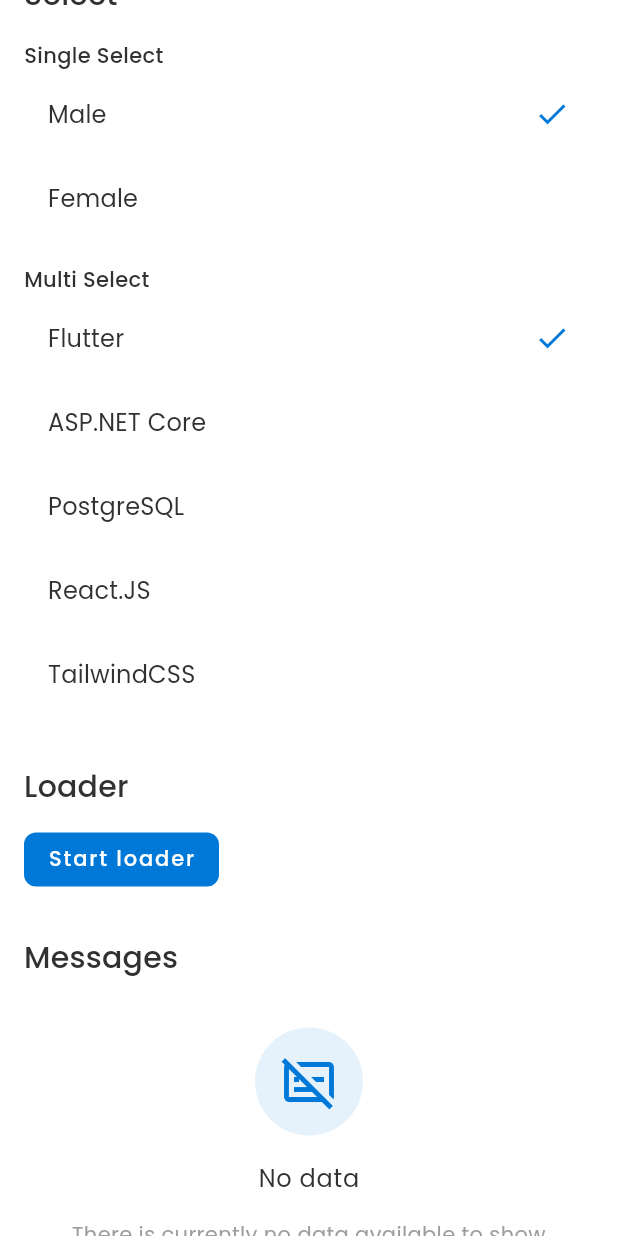
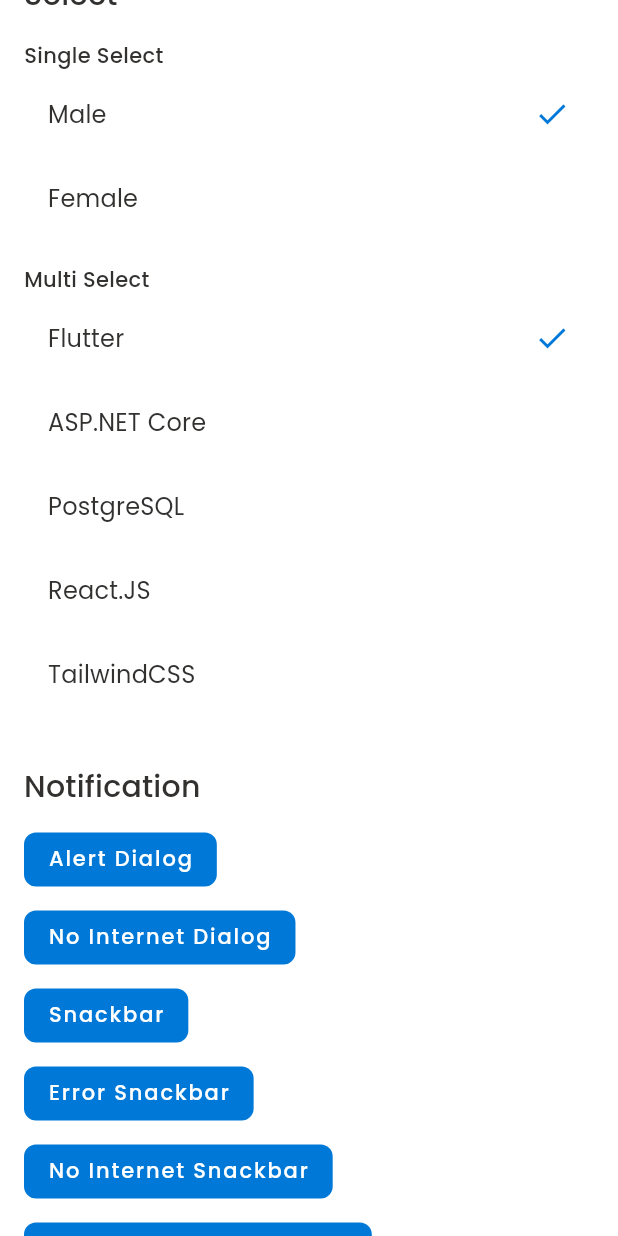
Before and after one commit to weaze-id/watt, a Flutter app: the _Body widget shown alone on an empty page, opened directly, scrolled down 2304 dp, on a phone screen of 412 x 824 dp. Run offline on Flutter 3.47's test engine with Material 3 defaults, Android fonts, the phone set to English and light mode, and no system bars; our stand-ins replace file_picker, flutter_secure_storage, nested; missing offline and left inert: witt; accounts and stored records are empty.

Commit message:
feat: add notification example

```diff
--- a/example/lib/pages/home/home_page/home_page.dart
+++ b/example/lib/pages/home/home_page/home_page.dart
@@ -10,6 +10,7 @@ import 'widgets/home_format_section.dart';
 import 'widgets/home_inputs_section.dart';
 import 'widgets/home_loader_section.dart';
 import 'widgets/home_message_section.dart';
+import 'widgets/home_notification_section.dart';
 import 'widgets/home_select_section.dart';
 
 class HomePage extends StatelessWidget {
@@ -84,6 +85,8 @@ class _Body extends StatelessWidget {
           SizedBox(height: 32),
           HomeSelectSection(),
           SizedBox(height: 32),
+          HomeNotificationSection(),
+          SizedBox(height: 32),
           HomeLoaderSection(),
           SizedBox(height: 32),
           HomeMessagesSection(),
--- /dev/null
+++ b/example/lib/pages/home/home_page/widgets/home_notification_section.dart
@@ -0,0 +1,63 @@
+import 'package:flutter/material.dart';
+import 'package:watt/watt.dart';
+
+class HomeNotificationSection extends StatelessWidget {
+  const HomeNotificationSection({Key? key}) : super(key: key);
+
+  @override
+  Widget build(BuildContext context) {
+    final textTheme = Theme.of(context).textTheme;
+    return Column(
+      crossAxisAlignment: CrossAxisAlignment.start,
+      children: [
+        Text("Notification", style: textTheme.titleLarge),
+        const SizedBox(height: 16),
+        ElevatedButton(
+          onPressed: () {
+            DialogUtil.showAlertDialog(
+              context,
+              title: "Alert",
+              message: "This is alert dialog",
+            );
+          },
+          child: const Text("Alert Dialog"),
+        ),
+        const SizedBox(height: 16),
+        ElevatedButton(
+          onPressed: () {
+            DialogUtil.showNoInternetDialog(context);
+          },
+          child: const Text("No Internet Dialog"),
+        ),
+        const SizedBox(height: 16),
+        ElevatedButton(
+          onPressed: () {
+            SnackbarUtil.showSnackbar(context, "This is snackbar");
+          },
+          child: const Text("Snackbar"),
+        ),
+        const SizedBox(height: 16),
+        ElevatedButton(
+          onPressed: () {
+            SnackbarUtil.showErrorSnackbar(context, "This is error snackbar");
+          },
+          child: const Text("Error Snackbar"),
+        ),
+        const SizedBox(height: 16),
+        ElevatedButton(
+          onPressed: () {
+            SnackbarUtil.showNoInternetSnackbar(context);
+          },
+          child: const Text("No Internet Snackbar"),
+        ),
+        const SizedBox(height: 16),
+        ElevatedButton(
+          onPressed: () {
+            SnackbarUtil.showUnknownErrorSnackbar(context);
+          },
+          child: const Text("Unknown Error Snackbar"),
+        ),
+      ],
+    );
+  }
+}
```
